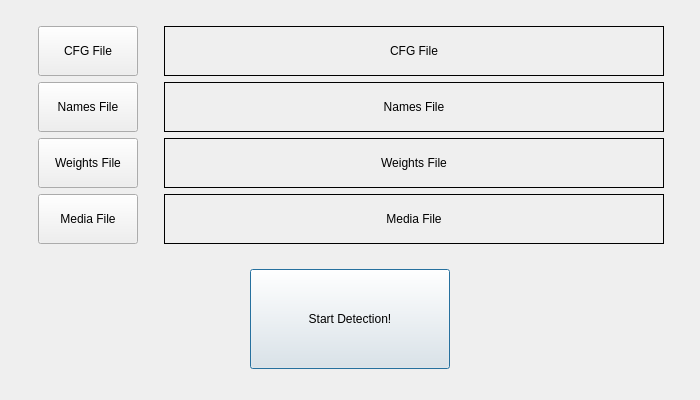
The window that ui/mainwindow.ui (angeligareta/SaferAuto) describes before a commit, drawn with Qt 5.
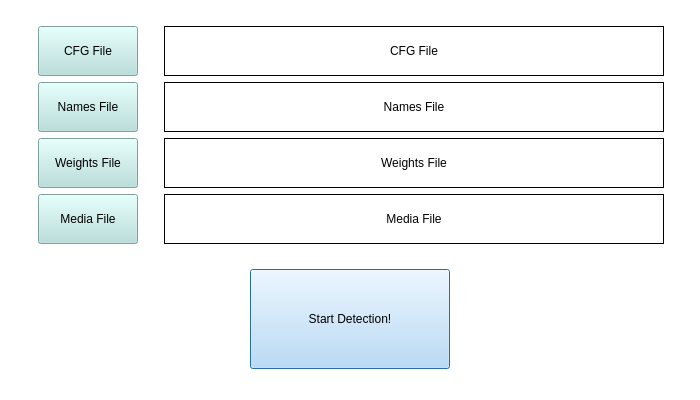
The same window after the commit.

What changed in the file:
```diff
--- a/ui/mainwindow.ui
+++ b/ui/mainwindow.ui
@@ -13,6 +13,9 @@
   <property name="windowTitle">
    <string>SaferAuto</string>
   </property>
+  <property name="styleSheet">
+   <string notr="true">background-color: rgb(255, 255, 255);</string>
+  </property>
   <layout class="QVBoxLayout" name="verticalLayout_4">
    <item>
     <layout class="QHBoxLayout" name="horizontalLayout">
@@ -47,6 +50,9 @@
            <height>50</height>
           </size>
          </property>
+         <property name="styleSheet">
+          <string notr="true">background-color: rgb(178, 223, 219);</string>
+         </property>
          <property name="text">
           <string>CFG File</string>
          </property>
@@ -81,6 +87,9 @@
            <height>50</height>
           </size>
          </property>
+         <property name="styleSheet">
+          <string notr="true">background-color: rgb(178, 223, 219);</string>
+         </property>
          <property name="text">
           <string>Names File</string>
          </property>
@@ -109,6 +118,9 @@
            <height>50</height>
           </size>
          </property>
+         <property name="styleSheet">
+          <string notr="true">background-color: rgb(178, 223, 219);</string>
+         </property>
          <property name="text">
           <string>Weights File</string>
          </property>
@@ -137,6 +149,9 @@
            <height>50</height>
           </size>
          </property>
+         <property name="styleSheet">
+          <string notr="true">background-color: rgb(178, 223, 219);</string>
+         </property>
          <property name="text">
           <string>Media File</string>
          </property>
@@ -276,6 +291,9 @@
        <height>100</height>
       </size>
      </property>
+     <property name="styleSheet">
+      <string notr="true">background-color: rgb(187, 222, 251);</string>
+     </property>
      <property name="text">
       <string>Start Detection!</string>
      </property>
```
Left out of the diff: 3 changed lines with no effect on the pictures.
